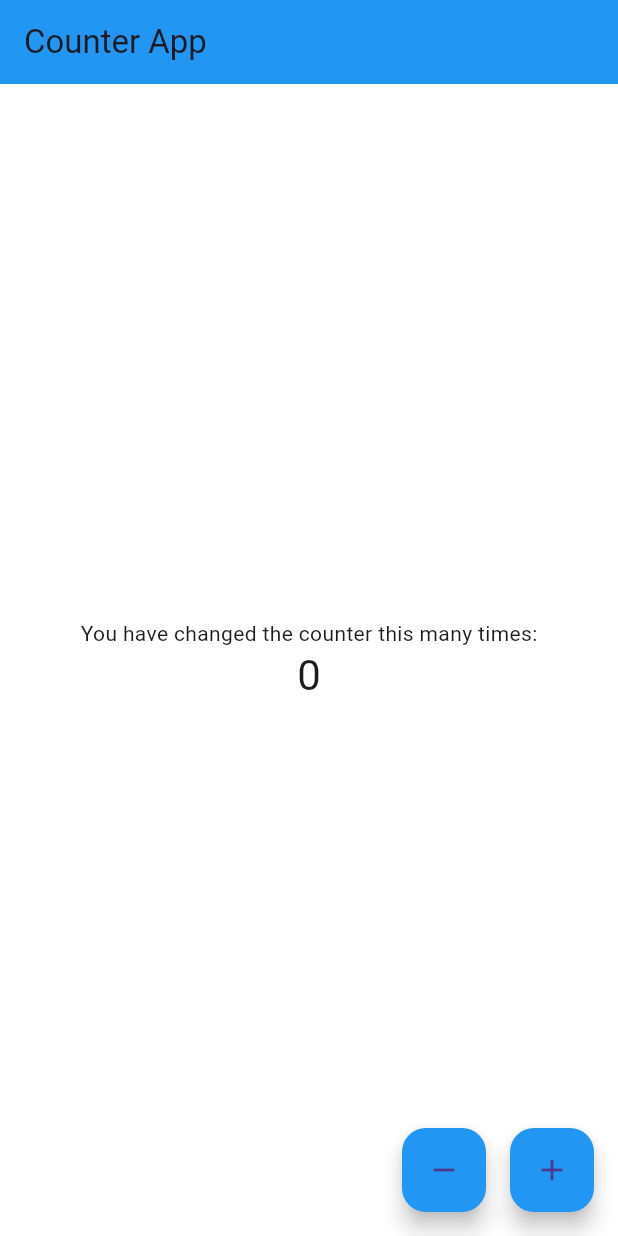
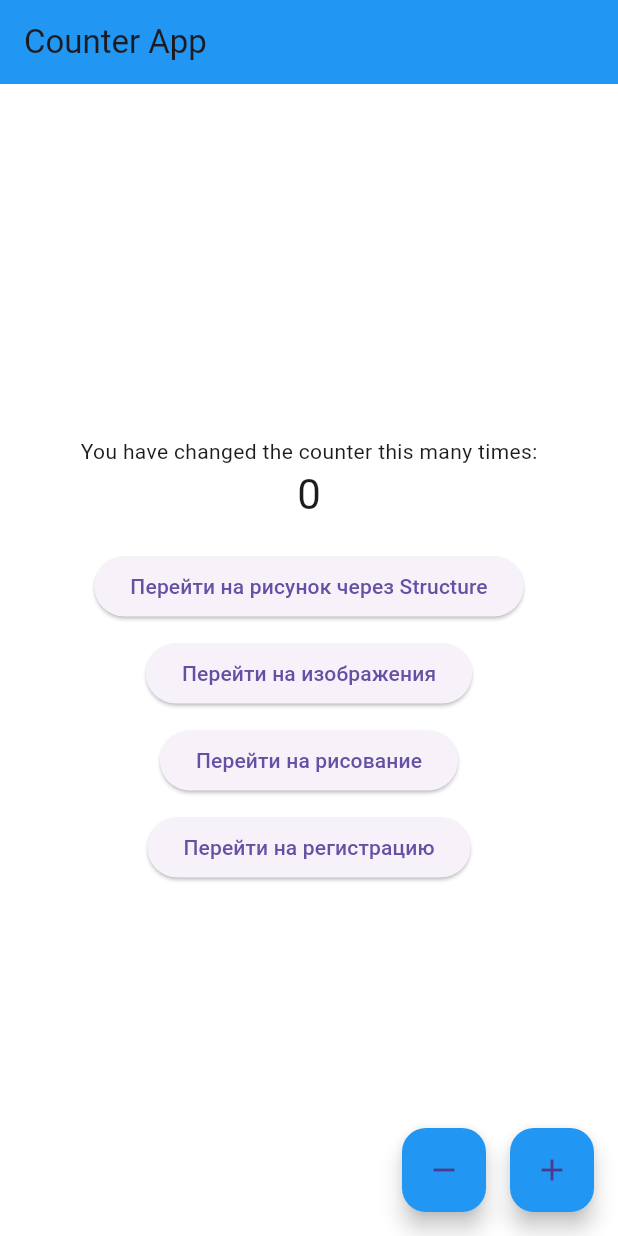
Before and after one commit to MartNadia/my_flutter, a Flutter app: the screen it shows after launch, on a phone screen of 412 x 824 dp. Run offline on Flutter 3.47's test engine with Material 3 defaults, Android fonts, the phone set to English and light mode, and no system bars.

Commit message:
Update counter.dart

```diff
--- a/lib/counter.dart
+++ b/lib/counter.dart
@@ -57,6 +57,34 @@ class _CounterState extends State<Counter> {
               '$_counter',
               style: Theme.of(context).textTheme.headlineMedium,
             ),
+            const SizedBox(height: 20),
+            ElevatedButton(
+              onPressed: () {
+                Navigator.pushNamed(context, '/structure');
+              },
+              child: const Text('Перейти на рисунок через Structure'),
+            ),
+            const SizedBox(height: 10),
+            ElevatedButton(
+              onPressed: () {
+                Navigator.pushNamed(context, '/images');
+              },
+              child: const Text('Перейти на изображения'),
+            ),
+            const SizedBox(height: 10),
+            ElevatedButton(
+              onPressed: () {
+                Navigator.pushNamed(context, '/drawing');
+              },
+              child: const Text('Перейти на рисование'),
+            ),
+            const SizedBox(height: 10),
+            ElevatedButton(
+              onPressed: () {
+                Navigator.pushNamed(context, '/supabase');
+              },
+              child: const Text('Перейти на регистрацию'),
+            ),
           ],
         ),
       ),
```
